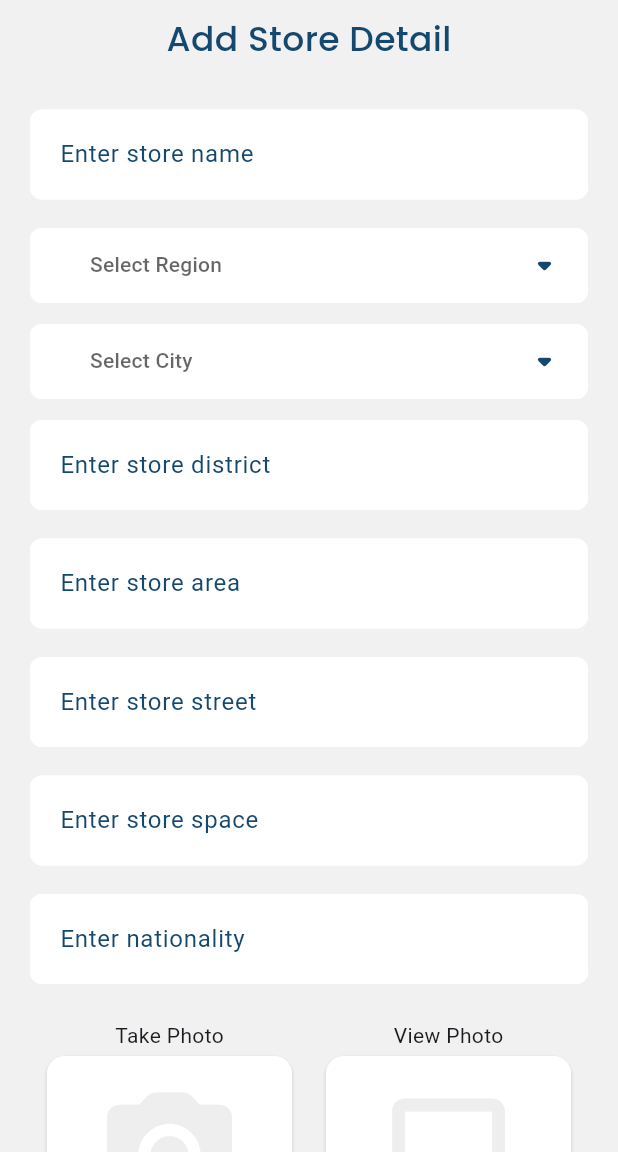
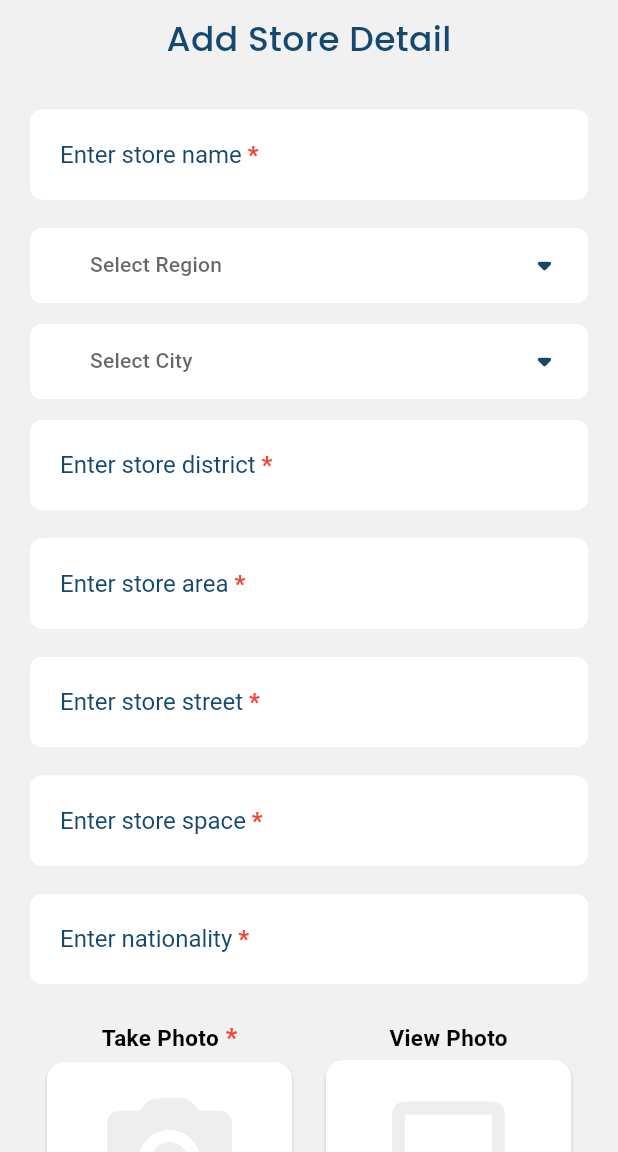
Before and after one commit to KaleemUllahKHanBP/apsco_survey, a Flutter app: the AddStoreScreen screen opened by its route, on a phone screen of 412 x 824 dp, the part 84-1236 px from its top. Run offline on Flutter 3.47's test engine with Material 3 defaults, Android fonts, the phone set to English and light mode, and no system bars; our stand-ins replace dropdown_button2, email_validator, flutter_image_compress, flutter_svg, font_awesome_flutter, fpdart and 8 more; missing offline and left inert: googleapis; accounts and stored records are empty; network calls fail.

Commit message:
new changes

```diff
--- a/lib/db_helper/db_constant.dart
+++ b/lib/db_helper/db_constant.dart
@@ -24,6 +24,7 @@ class DbConstant {
   static const String sysOnYesGetImage = "on_yes_get_image";
   static const String transImageName = "answer_images_name";
   static const String sysSurveyQuestionType = "type";
+  static const String sysSurveySkuImage = "sku_img";
 
 
 // **************** Trans Column Names ****************
--- a/lib/db_helper/db_helper.dart
+++ b/lib/db_helper/db_helper.dart
@@ -40,6 +40,7 @@ class DatabaseHelper {
             ${DbConstant.sysSurveyArQuestion} TEXT,
             ${DbConstant.sysSurveyAnswerType} TEXT,
             ${DbConstant.sysOnYesGetValue} TEXT,
+            ${DbConstant.sysSurveySkuImage} TEXT,
             ${DbConstant.sysOnYesGetImage} TEXT
           )
         ''');
@@ -73,7 +74,7 @@ class DatabaseHelper {
       if (!isDuplicate) {
         String value =
             '("${data.id}", "${data.sysSurveyEnQuestion}", "${data.sysSurveyArQuestion}", '
-            '"${data.sysSurveyAnswerType}", "${data.sysOnYesGetValue}", '
+            '"${data.sysSurveyAnswerType}", "${data.sysOnYesGetValue}","${data.skuImage}", '
             '"${data.sysOnYesGetImage}")';
         valueList.add(value);
       } else {
@@ -90,6 +91,7 @@ class DatabaseHelper {
           ${DbConstant.sysSurveyArQuestion},
           ${DbConstant.sysSurveyAnswerType},
           ${DbConstant.sysOnYesGetValue},
+          ${DbConstant.sysSurveySkuImage},
           ${DbConstant.sysOnYesGetImage}
         ) VALUES $values
       ''';
@@ -128,6 +130,7 @@ class DatabaseHelper {
         transImageName: gtcSurveyMap[index]['answer_images_name'] ?? "",
         uploadStatus: gtcSurveyMap[index]['upload_status'] ?? 0,
         gcsStatus: gtcSurveyMap[index]['gcs_status'] ?? 0,
+          skuImage: gtcSurveyMap[index]['sku_img'] ?? ""
       );
     });
   }
@@ -154,6 +157,7 @@ class DatabaseHelper {
       transImageName: gtcSurveyMap[0]['answer_images_name'] ?? "",
       uploadStatus: gtcSurveyMap[0]['upload_status'] ?? 0,
       gcsStatus: gtcSurveyMap[0]['gcs_status'] ?? 0,
+      skuImage: gtcSurveyMap[0]['sku_img'] ?? ""
 
     );
   }
--- a/lib/screen/dashboard/main_dashboard.dart
+++ b/lib/screen/dashboard/main_dashboard.dart
@@ -31,7 +31,7 @@ class _MainDashboardState extends State<MainDashboard> {
       backgroundColor: backgroundMain,
       appBar: const MainAppBar(
         title: "Dashboard",
-        subTitle: "Welcome to Apsco",
+        subTitle: "Welcome to APSCO Survey",
         isShowLogout: true,
         showBackButton: false,
       ),
--- a/lib/screen/login/controller/signin_controller.dart
+++ b/lib/screen/login/controller/signin_controller.dart
@@ -51,7 +51,6 @@ class SignInController extends GetxController{
       Utils.showSnackBar("Enter password", SnackType.error);
       return;
     }
-    isLoading.value = true;
     await Authentication()
         .loginUser(UserRequestModel(username: name.value.text, password: password.value.text))
         .then((value) async {
--- a/lib/screen/splash/splash_screen.dart
+++ b/lib/screen/splash/splash_screen.dart
@@ -57,7 +57,7 @@ class _SplashScreenState extends State<SplashScreen>
 
               // App Name
               Text(
-                "Apsco Survey",
+                "APSCO Survey",
                 style: GoogleFonts.vollkorn(
                   fontSize: 34,
                   fontWeight: FontWeight.w700,
--- a/lib/screen/store/add_store.dart
+++ b/lib/screen/store/add_store.dart
@@ -62,6 +62,7 @@ class _AddStoreScreen extends State<AddStoreScreen> {
                         LabeledTextFormField(
                           hint: "Enter store name",
                           controller: controller.storeName.value,
+                          requiredField: true,
                         ),
                         const SizedBox(height: 14),
                         // const TitleText(title: "Store City"),
@@ -105,6 +106,7 @@ class _AddStoreScreen extends State<AddStoreScreen> {
                         LabeledTextFormField(
                           hint: "Enter store district",
                           controller: controller.district.value,
+                          requiredField: true,
                         ),
                         const SizedBox(height: 14),
                         //const TitleText(title: "Store Area"),
@@ -114,6 +116,7 @@ class _AddStoreScreen extends State<AddStoreScreen> {
                         LabeledTextFormField(
                           hint: "Enter store area",
                           controller: controller.area.value,
+                          requiredField: true,
                         ),
                         const SizedBox(height: 14),
                         //const TitleText(title: "Store Street"),
@@ -123,6 +126,7 @@ class _AddStoreScreen extends State<AddStoreScreen> {
                         LabeledTextFormField(
                           hint: "Enter store street",
                           controller: controller.street.value,
+                          requiredField: true,
                         ),
                         const SizedBox(height: 14),
                         //const TitleText(title: "Approx. Store Space:"),
@@ -132,6 +136,7 @@ class _AddStoreScreen extends State<AddStoreScreen> {
                         LabeledTextFormField(
                           hint: "Enter store space",
                           controller: controller.approxSpace.value,
+                          requiredField: true,
                         ),
                         const SizedBox(height: 14),
                         //const TitleText(title: "Nationality"),
@@ -141,6 +146,7 @@ class _AddStoreScreen extends State<AddStoreScreen> {
                         LabeledTextFormField(
                           hint: "Enter nationality",
                           controller: controller.nationality.value,
+                          requiredField: true,
                         ),
                         const SizedBox(height: 14),
                         Container(
--- a/lib/screen/store/controller/add_store_controller.dart
+++ b/lib/screen/store/controller/add_store_controller.dart
@@ -203,6 +203,7 @@ class AddStoreController extends GetxController {
         PrefUtils.instance.setString(AppConstants.storeId,storeDetails.storeId);
         PrefUtils.instance.setString(AppConstants.storeName,storeDetails.storeName);
         final questions = result.data.questions;
+        print("Check Quesitions=========== ${jsonEncode(questions)}");
         DatabaseHelper.delete_table(DbConstant.sysTableEpscoQuestion);
         DatabaseHelper.delete_table(DbConstant.transTableEpscoAnswer);
         if (await DatabaseHelper.insertSysEpscoQuestionArray(questions)) {
@@ -223,7 +224,7 @@ class AddStoreController extends GetxController {
       } else {
         isLoading.value=false;
         Utils.showSnackBar(result.msg, SnackType.error);
-        print("API returned error: ${result.msg}");
+        print("error: ${result.msg}");
       }
     });
   }
--- a/lib/screen/survey/model/epsco_question_list_model.dart
+++ b/lib/screen/survey/model/epsco_question_list_model.dart
@@ -9,6 +9,7 @@ class EpscoSurveyListData {
   late String transImageName;
   late String sysOnYesGetValue;
   late String sysOnYesGetImage;
+  late String skuImage;
   late int gcsStatus;
   late int uploadStatus;
 
@@ -22,6 +23,7 @@ class EpscoSurveyListData {
     required this.transImageName,
     required this.sysOnYesGetValue,
     required this.sysOnYesGetImage,
+    required this.skuImage,
     required this.gcsStatus,
     required this.uploadStatus,
   });
@@ -37,6 +39,7 @@ class EpscoSurveyListData {
       'answer_images_name': transImageName,
       'on_yes_get_value': sysOnYesGetValue,
       'on_yes_get_image': sysOnYesGetImage,
+      'sku_img': skuImage,
       DbConstant.gcsStatus: gcsStatus,
       DbConstant.uploadStatus: uploadStatus,
     };
--- a/lib/screen/survey/survey_screen.dart
+++ b/lib/screen/survey/survey_screen.dart
@@ -27,7 +27,7 @@ class _SurveyScreenState extends State<SurveyScreen> {
               Scaffold(
         backgroundColor: backgroundMain,
         appBar: MainAppBar(
-          title: "Survey",
+          title: "APSCO Survey",
           subTitle: controller.storeName.value,
           isShowLogout: true,
           showBackButton: false,
@@ -74,6 +74,7 @@ class _SurveyScreenState extends State<SurveyScreen> {
                     getImage: () => controller.getImage(
                         controller.surveyQuestions[controller.currentIndex.value].id),
                     imagesList: controller.imagesList,
+                    skuImage: controller.surveyQuestions[controller.currentIndex.value].skuImage,
                   ),
                 ),
               ),
@@ -81,7 +82,7 @@ class _SurveyScreenState extends State<SurveyScreen> {
               controller.isButtonLoading.value
                   ? const Center(
                 child: SizedBox(
-                  height: 60,
+                  height: 50,
                   child: CircularProgressIndicator(),
                 ),
               )
--- a/lib/utils/image_selection_row_button.dart
+++ b/lib/utils/image_selection_row_button.dart
@@ -16,13 +16,14 @@ class ImageRowButton extends StatelessWidget {
       children: [
         Column(
           children: [
-            Row(
+            const Row(
               children: [
-                Text("Take Photo".tr),
-                if(isRequired)
-                  const Text("*", style: TextStyle(
-                      color: appMainColorDark,
-                      fontWeight: FontWeight.bold,fontSize: 14),)
+                Text("Take Photo",style: TextStyle(
+        color: Colors.black,
+        fontWeight: FontWeight.bold,fontSize: 15),),
+                  Text(" *", style: TextStyle(
+                      color: Colors.red,
+                      fontWeight: FontWeight.bold,fontSize: 17),)
               ],
             ),
             SizedBox(
@@ -43,7 +44,9 @@ class ImageRowButton extends StatelessWidget {
         ),
         Column(
           children: [
-            Text("View Photo".tr),
+            const Text("View Photo",style: TextStyle(
+                color: Colors.black,
+                fontWeight: FontWeight.bold,fontSize: 15),),
             SizedBox(
               width: MediaQuery.of(context).size.width/2.4,
               height: MediaQuery.of(context).size.height/5.9,
--- a/lib/utils/text_field.dart
+++ b/lib/utils/text_field.dart
@@ -106,6 +106,7 @@ class LabeledTextFormField extends StatelessWidget {
   final bool obscureText;
   final String? Function(String?)? validator;
   final void Function(String)? onChanged;
+  final bool requiredField;
 
   const LabeledTextFormField({
     super.key,
@@ -115,6 +116,7 @@ class LabeledTextFormField extends StatelessWidget {
     this.obscureText = false,
     this.validator,
     this.onChanged,
+    this.requiredField = false, // Default to not required
   });
 
   @override
@@ -125,54 +127,57 @@ class LabeledTextFormField extends StatelessWidget {
       obscureText: obscureText,
       validator: validator,
       onChanged: onChanged,
-      cursorColor: appMainColorLight,
+      cursorColor: appMainColorDark,
       maxLines: 1,
       decoration: InputDecoration(
         filled: true,
         fillColor: Colors.white,
-        labelText: hint,
-        labelStyle: const TextStyle(
+        label: RichText(
+          text: TextSpan(
+            text: hint,
+            style: const TextStyle(
               color: appMainColorDark,
               fontWeight: FontWeight.w400,
+              fontSize: 16,
+            ),
+            children: requiredField
+                ? const [
+              TextSpan(
+                text: ' *',
+                style: TextStyle(
+                  color: Colors.red,
+                  fontWeight: FontWeight.bold,
+                ),
+              ),
+            ]
+                : [],
+          ),
         ),
         floatingLabelStyle: const TextStyle(
-          color: appMainColorLight,
+          color: appMainColorDark,
           fontWeight: FontWeight.bold,
         ),
         contentPadding: const EdgeInsets.symmetric(horizontal: 16, vertical: 18),
-        enabledBorder: OutlineInputBorder(
-          borderSide: const BorderSide(color: Colors.white, width: 1),
-          borderRadius: BorderRadius.circular(8),
+        enabledBorder: const OutlineInputBorder(
+          borderSide: BorderSide(color: Colors.white, width: 1),
+          borderRadius: BorderRadius.all(Radius.circular(8)),
         ),
         focusedBorder: OutlineInputBorder(
           borderSide: BorderSide(color: Colors.lightBlueAccent.shade100, width: 1),
-          borderRadius: BorderRadius.circular(8),
+          borderRadius: const BorderRadius.all(Radius.circular(8)),
         ),
-        errorBorder: OutlineInputBorder(
-          borderSide: const BorderSide(color: Colors.redAccent, width: 1),
-          borderRadius: BorderRadius.circular(8),
+        errorBorder: const OutlineInputBorder(
+          borderSide: BorderSide(color: Colors.redAccent, width: 1),
+          borderRadius: BorderRadius.all(Radius.circular(8)),
         ),
-        focusedErrorBorder: OutlineInputBorder(
-          borderSide: const BorderSide(color: Colors.redAccent, width: 1),
-          borderRadius: BorderRadius.circular(8),
+        focusedErrorBorder: const OutlineInputBorder(
+          borderSide: BorderSide(color: Colors.redAccent, width: 1),
+          borderRadius: BorderRadius.all(Radius.circular(8)),
         ),
       ),
     );
   }
 }
-
-
-
-
-
-
-
-
-
-
-
-
-
 
 
 
@@ -214,13 +219,25 @@ class CommentTextFormField extends StatelessWidget {
         prefixIconColor: appMainColorDark,
         focusColor: appMainColorDark,
         fillColor: appMainColorDark,
-            labelStyle:
-            const TextStyle(color: appMainColorDark, height: 50.0),
+        labelStyle: TextStyle(color: appMainColorDark.withOpacity(0.5), height: 1.5),
         focusedBorder: const OutlineInputBorder(
-                borderSide: BorderSide(
-                    width: 1, color: appMainColorDark)),
+          borderSide: BorderSide(width: 1, color: appMainColorDark),
+        ),
         border: const OutlineInputBorder(),
-            labelText: hint),
+        label: RichText(
+          text: TextSpan(
+            text: hint,
+            style: const TextStyle(color: appMainColorDark, fontSize: 16.0),
+            children: const [
+              TextSpan(
+                text: ' *',
+                style: TextStyle(color: Colors.red,fontSize: 19,fontWeight: FontWeight.bold),
+              ),
+            ],
+          ),
+        ),
+      ),
     );
   }
+
 }
--- a/lib/utils/title_text.dart
+++ b/lib/utils/title_text.dart
@@ -2,14 +2,14 @@ import 'package:flutter/material.dart';
 import 'package:google_fonts/google_fonts.dart';
 
 class TitleText extends StatelessWidget {
-  const TitleText({super.key, required this.title});
-
+  const TitleText({super.key, required this.title,required this.color});
   final String title;
+  final Color color;
 
   @override
   Widget build(BuildContext context) {
     return Text(title,
         style: GoogleFonts.poppins(
-            color: Colors.black, fontWeight: FontWeight.w500, fontSize: 15));
+            color: color, fontWeight: FontWeight.w500, fontSize: 15));
   }
 }
--- a/pubspec.yaml
+++ b/pubspec.yaml
@@ -3,7 +3,6 @@ description: "A new Flutter project."
 # The following line prevents the package from being accidentally published to
 # pub.dev using `flutter pub publish`. This is preferred for private packages.
 publish_to: 'none' # Remove this line if you wish to publish to pub.dev
-
 # The following defines the version and build number for your application.
 # A version number is three numbers separated by dots, like 1.2.43
 # followed by an optional build number separated by a +.
@@ -16,7 +15,7 @@ publish_to: 'none' # Remove this line if you wish to publish to pub.dev
 # https://developer.apple.com/library/archive/documentation/General/Reference/InfoPlistKeyReference/Articles/CoreFoundationKeys.html
 # In Windows, build-name is used as the major, minor, and patch parts
 # of the product and file versions while build-number is used as the build suffix.
-version: 1.3.0+3
+version: 1.5.0+5
 
 environment:
   sdk: '>=3.4.1 <4.0.0'
```
Also changed, not shown: lib/screen/login/components/signin_body.dart (+12 -2 lines), lib/screen/survey/controller/survery_controller.dart (+5 -10 lines), lib/screen/survey/model/sys_epsco_survey_questions.dart (+6 -1 lines), lib/screen/survey/widget/survey_list_card.dart (+53 -41 lines), lib/utils/img_list_button/img_list_button.dart (+15 -5 lines), 2 other files. Lines whose indentation alone changed are shown as unchanged.
